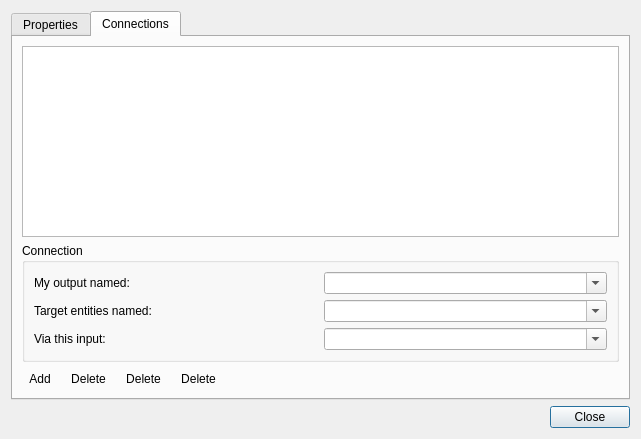
Before: the Qt Designer form src/editor/nodepropertiesdialog.ui in timbaker/scripted, drawn with Qt 5.
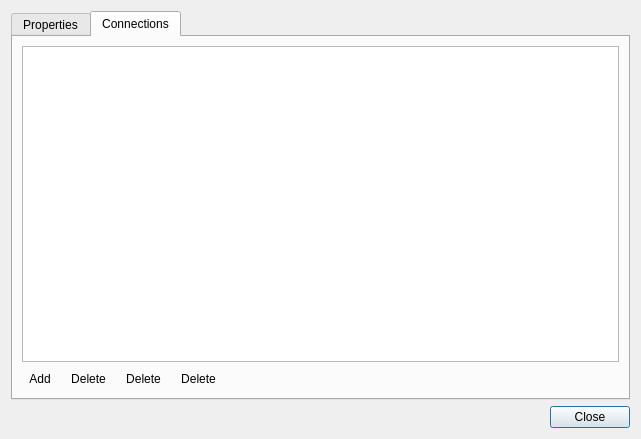
After: the same form once the commit is applied. The open tabs and pages were chosen to show the change. Icons and pictures are not drawn. Custom widgets are drawn as their Qt base class.

Commit message: Renamed BaseNode 'name' to 'label' for consistency with input/output/variable 'name' vs 'label'.

```diff
--- a/src/editor/nodepropertiesdialog.ui
+++ b/src/editor/nodepropertiesdialog.ui
@@ -146,58 +146,7 @@
        <item row="0" column="0">
         <widget class="NodeConnectionsList" name="connectionsTable"/>
        </item>
-       <item row="1" column="0">
-        <widget class="QGroupBox" name="groupBox">
-         <property name="title">
-          <string>Connection</string>
-         </property>
-         <layout class="QGridLayout" name="gridLayout_4">
-          <item row="2" column="0">
-           <widget class="QLabel" name="label_2">
-            <property name="text">
-             <string>Target entities named:</string>
-            </property>
-           </widget>
-          </item>
-          <item row="0" column="1">
-           <widget class="QComboBox" name="comboBox">
-            <property name="editable">
-             <bool>true</bool>
-            </property>
-           </widget>
-          </item>
-          <item row="0" column="0">
-           <widget class="QLabel" name="label">
-            <property name="text">
-             <string>My output named:</string>
-            </property>
-           </widget>
-          </item>
-          <item row="2" column="1">
-           <widget class="QComboBox" name="comboBox_2">
-            <property name="editable">
-             <bool>true</bool>
-            </property>
-           </widget>
-          </item>
-          <item row="3" column="0">
-           <widget class="QLabel" name="label_3">
-            <property name="text">
-             <string>Via this input:</string>
-            </property>
-           </widget>
-          </item>
-          <item row="3" column="1">
-           <widget class="QComboBox" name="comboBox_3">
-            <property name="editable">
-             <bool>true</bool>
-            </property>
-           </widget>
-          </item>
-         </layout>
-        </widget>
-       </item>
-       <item row="3" column="0">
+       <item row="2" column="0">
         <layout class="QHBoxLayout" name="horizontalLayout">
          <item>
           <widget class="QToolButton" name="addCxn">
```
Left out of the diff: 11 changed lines with no effect on the pictures. The commit also changes 15 other files.
